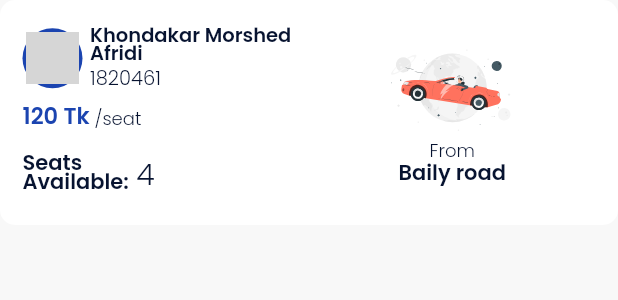
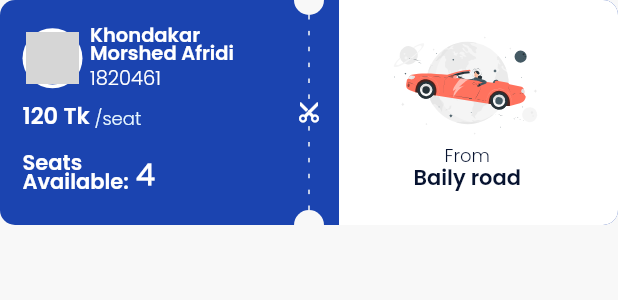
Before and after one commit to WorkWithAfridi/IUBRSA_IUB-RideSharingApp-V2, a Flutter app: the ActiveRideCard widget shown alone on an empty page, opened directly with empty values, on a phone screen of 412 x 824 dp. Shown: the top 300 px of the screen. Run offline on Flutter 3.47's test engine with Material 2 defaults, Android fonts, the phone set to English and light mode, and no system bars; our stand-ins replace connectivity_plus, flutter_image_compress, flutter_svg, font_awesome_flutter, get, get_storage and 5 more; missing offline and left inert: flutter_polyline_points; accounts and stored records are empty; network calls fail; grey boxes are pictures that could not be loaded.

Commit message:
Changed ActiveTripCard layout to represent a ticket design:

```diff
--- a/lib/app/views/active_trips/widgets/active_ride_card.dart
+++ b/lib/app/views/active_trips/widgets/active_ride_card.dart
@@ -24,9 +24,8 @@ class ActiveRideCard extends StatelessWidget {
         child: Container(
           height: 150,
           width: double.maxFinite,
-          padding: const EdgeInsets.all(15),
           decoration: BoxDecoration(
-            color: AppData.customWhite,
+            color: AppData.royalBlueColor,
             borderRadius: BorderRadius.circular(
               AppData.defaultBorderRadius,
             ),
@@ -35,7 +34,12 @@ class ActiveRideCard extends StatelessWidget {
             children: [
               Flexible(
                 flex: 1,
-                child: SizedBox(
+                child: Container(
+                  padding: const EdgeInsets.only(
+                    top: 15,
+                    left: 15,
+                    bottom: 15,
+                  ),
                   height: double.maxFinite,
                   width: double.maxFinite,
                   // color: Colors.red,
@@ -54,7 +58,7 @@ class ActiveRideCard extends StatelessWidget {
                                 height: 40,
                                 width: 40,
                                 decoration: BoxDecoration(
-                                  color: AppData.royalBlueColor,
+                                  color: AppData.customWhite,
                                   borderRadius: BorderRadius.circular(
                                     40,
                                   ),
@@ -92,14 +96,18 @@ class ActiveRideCard extends StatelessWidget {
                               children: [
                                 Text(
                                   "Khondakar Morshed Afridi",
-                                  style: AppData.boldTextStyle
-                                      .copyWith(height: .95),
+                                  style: AppData.boldTextStyle.copyWith(
+                                    height: .95,
+                                    color: AppData.customWhite,
+                                  ),
                                   maxLines: 2,
                                   overflow: TextOverflow.ellipsis,
                                 ),
                                 Text(
                                   "1820461",
-                                  style: AppData.lightTextStyle,
+                                  style: AppData.lightTextStyle.copyWith(
+                                    color: AppData.customWhite,
+                                  ),
                                 ),
                               ],
                             ),
@@ -114,13 +122,14 @@ class ActiveRideCard extends StatelessWidget {
                             "120 Tk",
                             style: AppData.boldTextStyle.copyWith(
                               fontSize: 15,
-                              color: AppData.royalBlueColor,
+                              color: AppData.customWhite,
                             ),
                           ),
                           Text(
                             " /seat",
                             style: AppData.lightTextStyle.copyWith(
                               fontSize: 12,
+                              color: AppData.babyBlueColor,
                             ),
                           ),
                         ],
@@ -137,6 +146,7 @@ class ActiveRideCard extends StatelessWidget {
                             style: AppData.boldTextStyle.copyWith(
                               fontSize: 14,
                               height: .95,
+                              color: AppData.customWhite,
                             ),
                           ),
                           const SizedBox(
@@ -146,6 +156,8 @@ class ActiveRideCard extends StatelessWidget {
                             "4",
                             style: AppData.lightTextStyle.copyWith(
                               fontSize: 20,
+                              color: AppData.customWhite,
+                              fontWeight: FontWeight.w800,
                             ),
                           ),
                         ],
@@ -154,12 +166,90 @@ class ActiveRideCard extends StatelessWidget {
                   ),
                 ),
               ),
+              SizedBox(
+                width: 40,
+                child: Column(
+                  mainAxisAlignment: MainAxisAlignment.spaceBetween,
+                  children: [
+                    Container(
+                      height: 10,
+                      width: 20,
+                      decoration: const BoxDecoration(
+                        borderRadius: BorderRadius.only(
+                          bottomLeft: Radius.circular(10),
+                          bottomRight: Radius.circular(10),
+                        ),
+                        color: AppData.scaffoldBackgroundColor,
+                      ),
+                    ),
+                    Expanded(
+                      child: Stack(
+                        alignment: Alignment.center,
+                        children: [
+                          LayoutBuilder(
+                            builder: ((context, constraints) {
+                              return Flex(
+                                direction: Axis.vertical,
+                                mainAxisAlignment:
+                                    MainAxisAlignment.spaceBetween,
+                                mainAxisSize: MainAxisSize.max,
+                                children: List.generate(
+                                  (constraints.constrainWidth() / 3).floor(),
+                                  (index) => const SizedBox(
+                                    width: 1,
+                                    height: 3,
+                                    child: DecoratedBox(
+                                      decoration: BoxDecoration(
+                                        color: AppData.scaffoldBackgroundColor,
+                                      ),
+                                    ),
+                                  ),
+                                ),
+                              );
+                            }),
+                          ),
+                          const RotatedBox(
+                            quarterTurns: 3,
+                            child: Icon(
+                              Icons.cut,
+                              color: AppData.customWhite,
+                              size: 16,
+                            ),
+                          )
+                        ],
+                      ),
+                    ),
+                    Container(
+                      height: 10,
+                      width: 20,
+                      decoration: const BoxDecoration(
+                        borderRadius: BorderRadius.only(
+                          topLeft: Radius.circular(10),
+                          topRight: Radius.circular(10),
+                        ),
+                        color: AppData.scaffoldBackgroundColor,
+                      ),
+                    ),
+                  ],
+                ),
+              ),
               Flexible(
                 flex: 1,
                 child: Container(
+                  decoration: BoxDecoration(
+                    color: AppData.customWhite,
+                    borderRadius: BorderRadius.only(
+                      topRight: Radius.circular(AppData.defaultBorderRadius),
+                      bottomRight: Radius.circular(AppData.defaultBorderRadius),
+                    ),
+                  ),
+                  padding: const EdgeInsets.only(
+                    top: 15,
+                    right: 15,
+                    bottom: 15,
+                  ),
                   height: double.maxFinite,
                   width: double.maxFinite,
-                  padding: const EdgeInsets.all(10),
                   child: Column(
                     children: [
                       Flexible(
```
